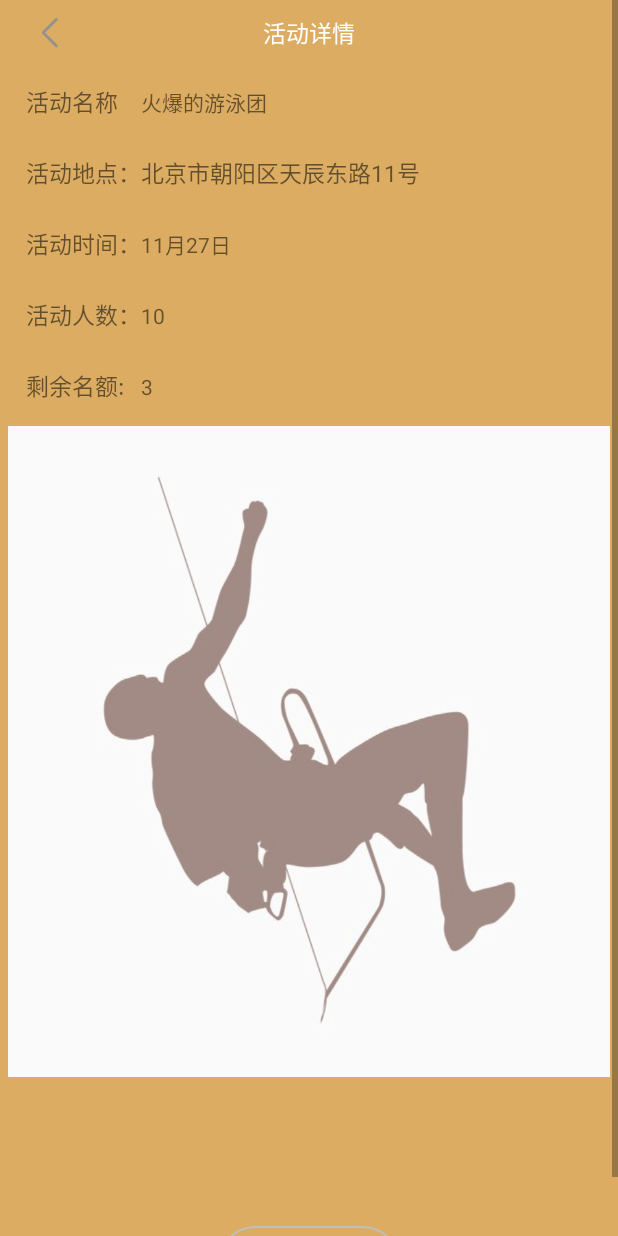
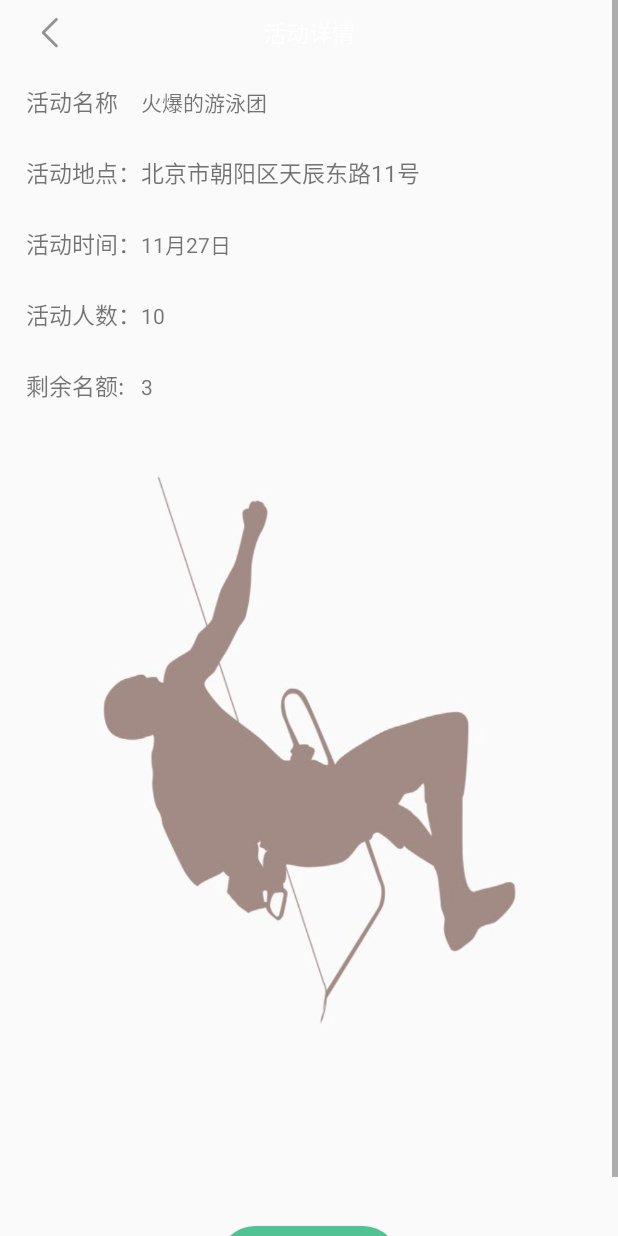
Before and after one commit to WeihaoJiang/sport, an Android app: the screen it shows after launch (DetailActivity1), after a tap on "未成团", on a phone screen of 412 x 824 dp. Run offline under Robolectric (Android 15) with nearby library versions, the phone set to English and light mode, and no system bars; our stand-ins replace CircleImageView, EventBus; libraries missing offline, so code that uses them is left out: com.alibaba.fastjson, com.avos.avoscloud, com.bin.david; 1 statement that could not run was skipped; 2 other taps on this screen came first.

Commit message:
update:活动详情页颜色

```diff
--- a/app/src/main/res/layout/activity_detail1.xml
+++ b/app/src/main/res/layout/activity_detail1.xml
@@ -4,7 +4,7 @@
     xmlns:tools="http://schemas.android.com/tools"
     android:layout_width="match_parent"
     android:layout_height="match_parent"
-    android:background="@color/color_dbac62">
+    >
 
     <RelativeLayout
         android:layout_width="match_parent"
@@ -63,7 +63,7 @@
             android:layout_height="wrap_content"
             android:layout_marginTop="80dp"
             android:layout_centerHorizontal="true"
-            android:background="@drawable/privacy_button_bg"
+            android:background="@drawable/shape_solid_radius100_blue"
             android:gravity="center"
             android:text="加入"
             android:textStyle="bold"
```
